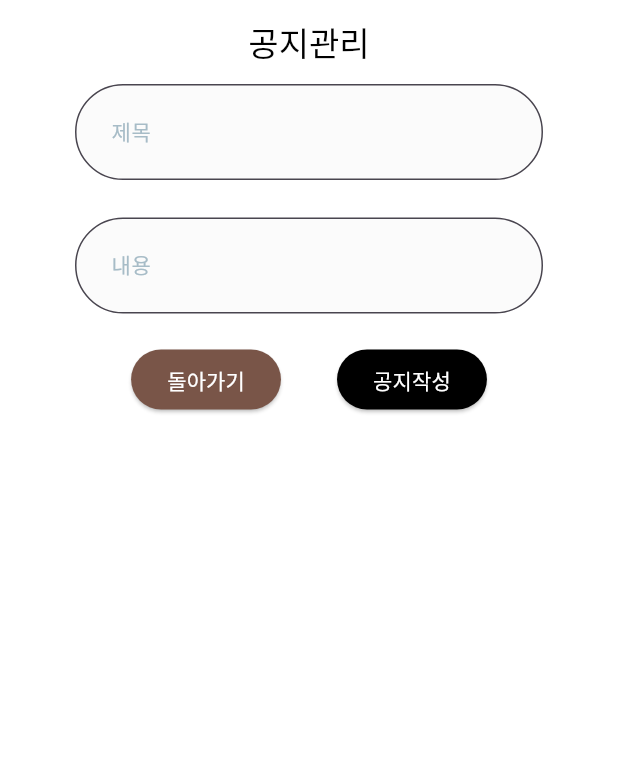
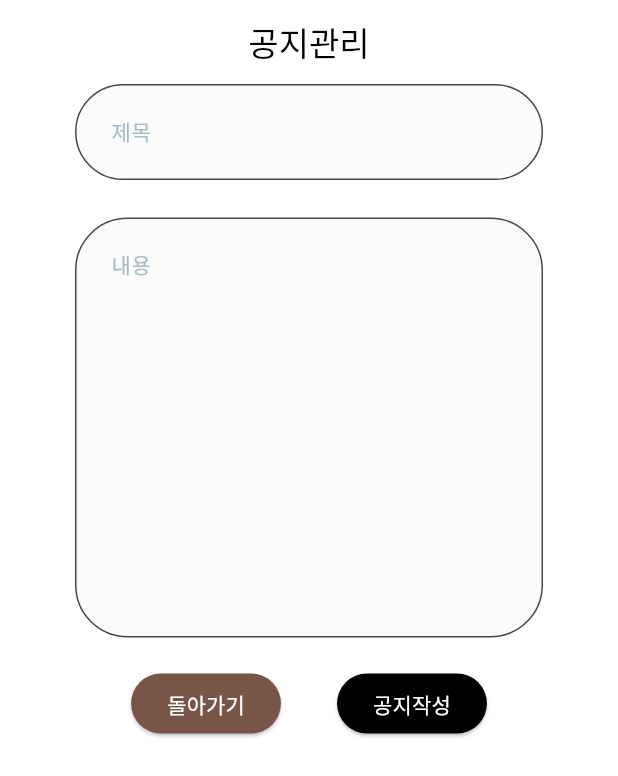
Before and after one commit to hokkihiroo/husky-team, a Flutter app: the ManageGongji screen opened directly, on a phone screen of 412 x 824 dp. Shown: the top 776 px of the screen. Run offline on Flutter 3.47's test engine with Material 3 defaults, Android fonts, the phone set to English and light mode, and no system bars; our stand-ins replace cloud_firestore, firebase_auth, firebase_core, firebase_messaging, flutter_local_notifications, googleapis_auth and 2 more; missing offline and left inert: telephony; accounts and stored records are empty; network calls fail.

Commit message:
5/31/11si30

```diff
--- a/lib/5mypage/management/manegement/3manageGongji.dart
+++ b/lib/5mypage/management/manegement/3manageGongji.dart
@@ -69,6 +69,7 @@ class _ManageGongjiState extends State<ManageGongji> {
                     });
                   },
                   hintText: '내용',
+                  maxLines: 10,
                 ),
                 SizedBox(
                   height: 20,
--- a/lib/user/custom_text_form.dart
+++ b/lib/user/custom_text_form.dart
@@ -10,13 +10,14 @@ class CustomTextForm extends StatelessWidget {
   final Icon? icon;
   final FormFieldSetter? onSaved;
   final FormFieldValidator? validator;
+  final int? maxLines; // 추가된 maxLines 속성
 
   const CustomTextForm(
       {super.key,
         this.hintText,
         this.errorText,
         this.obscureText = false,
-        this.autoFocus = false, this.onChanged, this.icon, this.onSaved, this.validator});
+        this.autoFocus = false, this.onChanged, this.icon, this.onSaved, this.validator, this.maxLines});
 
   @override
   Widget build(BuildContext context) {
@@ -38,6 +39,7 @@ class CustomTextForm extends StatelessWidget {
       onSaved: onSaved,
       onChanged: onChanged,
       autovalidateMode: AutovalidateMode.onUserInteraction,
+      maxLines: maxLines,
       decoration: InputDecoration(
         prefixIcon: icon,
         contentPadding: EdgeInsets.all(20),
```
